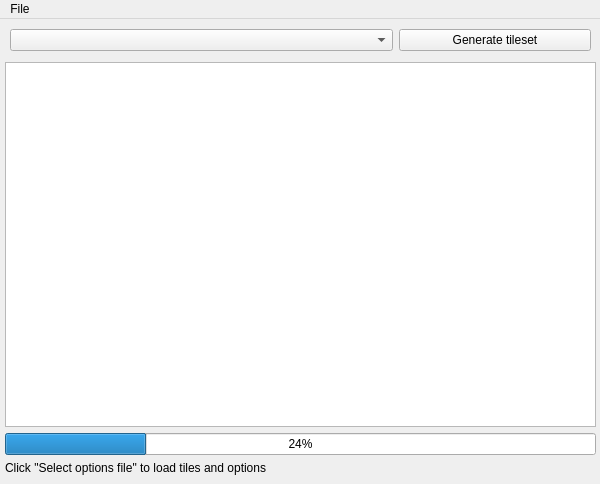
This is WangscapeGui/mainwindow.ui in Wangscape/Wangscape as Qt 5 draws it before an edit. The edited form follows.
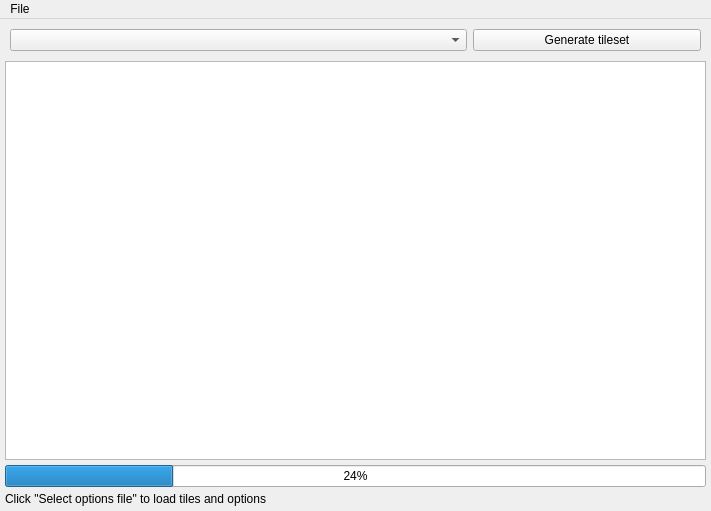
This is the edited form.

```diff
--- a/WangscapeGui/mainwindow.ui
+++ b/WangscapeGui/mainwindow.ui
@@ -6,24 +6,36 @@
    <rect>
     <x>0</x>
     <y>0</y>
-    <width>600</width>
-    <height>484</height>
+    <width>711</width>
+    <height>511</height>
    </rect>
   </property>
+  <property name="sizePolicy">
+   <sizepolicy hsizetype="Expanding" vsizetype="Preferred">
+    <horstretch>0</horstretch>
+    <verstretch>0</verstretch>
+   </sizepolicy>
+  </property>
   <property name="windowTitle">
    <string>MainWindow</string>
   </property>
+  <property name="dockNestingEnabled">
+   <bool>true</bool>
+  </property>
   <widget class="QWidget" name="centralWidget">
-   <widget class="QWidget" name="">
-    <property name="geometry">
-     <rect>
-      <x>0</x>
-      <y>0</y>
-      <width>601</width>
-      <height>461</height>
-     </rect>
-    </property>
-    <layout class="QVBoxLayout" name="verticalLayout_3">
+   <property name="sizePolicy">
+    <sizepolicy hsizetype="Expanding" vsizetype="Expanding">
+     <horstretch>0</horstretch>
+     <verstretch>0</verstretch>
+    </sizepolicy>
+   </property>
+   <layout class="QVBoxLayout" name="verticalLayout">
+    <property name="spacing">
+     <number>5</number>
+    </property>
+    <property name="sizeConstraint">
+     <enum>QLayout::SetMinimumSize</enum>
+    </property>
      <property name="leftMargin">
       <number>5</number>
      </property>
@@ -53,7 +65,7 @@
        <item>
         <widget class="QComboBox" name="comboBox">
          <property name="sizePolicy">
-          <sizepolicy hsizetype="Preferred" vsizetype="Fixed">
+         <sizepolicy hsizetype="Expanding" vsizetype="Fixed">
            <horstretch>2</horstretch>
            <verstretch>0</verstretch>
           </sizepolicy>
@@ -63,7 +75,7 @@
        <item>
         <widget class="QPushButton" name="generateButton">
          <property name="sizePolicy">
-          <sizepolicy hsizetype="Minimum" vsizetype="Fixed">
+         <sizepolicy hsizetype="Expanding" vsizetype="Fixed">
            <horstretch>1</horstretch>
            <verstretch>0</verstretch>
           </sizepolicy>
@@ -87,6 +99,12 @@
      </item>
      <item>
       <widget class="QLabel" name="currentOptionsPath">
+      <property name="sizePolicy">
+       <sizepolicy hsizetype="Expanding" vsizetype="Preferred">
+        <horstretch>0</horstretch>
+        <verstretch>0</verstretch>
+       </sizepolicy>
+      </property>
        <property name="text">
         <string>Click &quot;Select options file&quot; to load tiles and options</string>
        </property>
@@ -94,13 +112,12 @@
      </item>
     </layout>
    </widget>
-  </widget>
   <widget class="QMenuBar" name="menuBar">
    <property name="geometry">
     <rect>
      <x>0</x>
      <y>0</y>
-     <width>600</width>
+     <width>711</width>
      <height>20</height>
     </rect>
    </property>
@@ -109,6 +126,8 @@
      <string>File</string>
     </property>
     <addaction name="actionLoadOptions"/>
+    <addaction name="actionOpenOptionsEditor"/>
+    <addaction name="separator"/>
     <addaction name="actionSaveOutput"/>
    </widget>
    <addaction name="menuWangscape_GUI"/>
@@ -123,6 +142,16 @@
     <string>Save output</string>
    </property>
   </action>
+  <action name="actionEditOptions">
+   <property name="text">
+    <string>Edit options</string>
+   </property>
+  </action>
+  <action name="actionOpenOptionsEditor">
+   <property name="text">
+    <string>Open options editor</string>
+   </property>
+  </action>
  </widget>
  <layoutdefault spacing="6" margin="11"/>
  <resources/>
```
Lines whose indentation alone changed are shown as unchanged.
